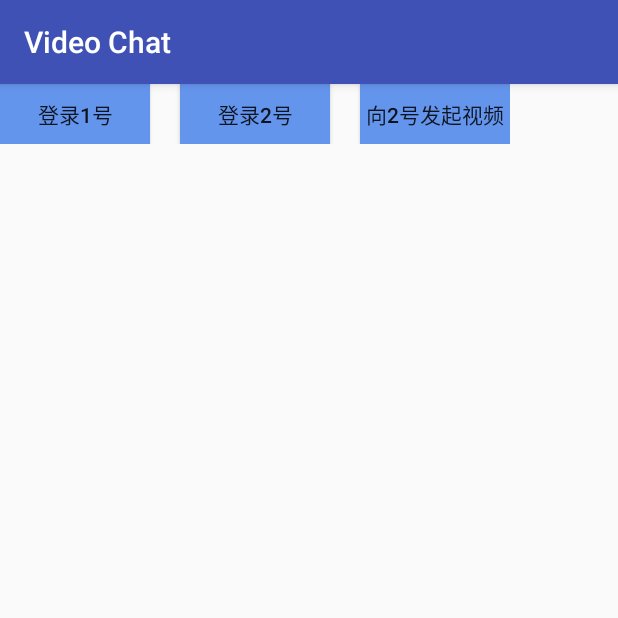
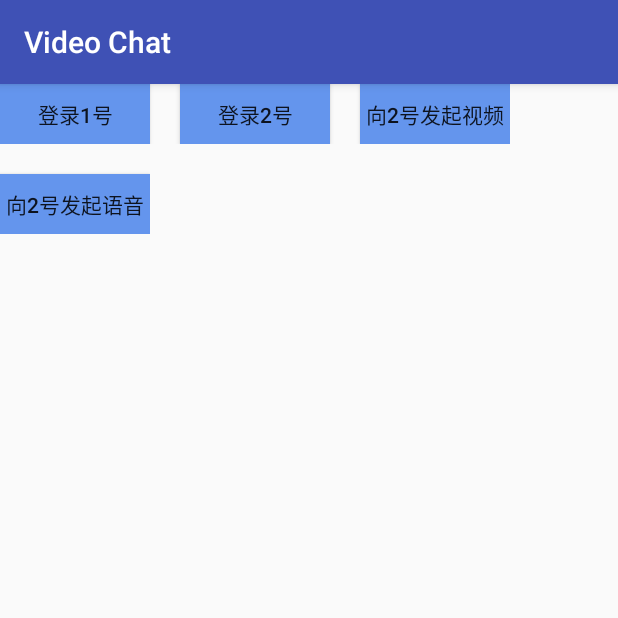
Before and after one commit to shichaoj/VideoChat, an Android app: the screen it shows after launch (LoginActivity), on a phone screen of 412 x 824 dp, the top half of it. Run offline under Robolectric (Android 15) with nearby library versions, the phone set to English and light mode, and no system bars; our stand-ins replace CircleImageView; 2 statements that could not run were skipped.

Commit message:
bug修复

```diff
--- a/videoChat/app/src/main/AndroidManifest.xml
+++ b/videoChat/app/src/main/AndroidManifest.xml
@@ -2,6 +2,8 @@
 <manifest xmlns:android="http://schemas.android.com/apk/res/android"
     package="com.backaudio.videochat">
 
+    <!-- 唤醒锁-->
+    <uses-permission android:name="android.permission.WAKE_LOCK"/>
 
     <!-- 权限声明 -->
     <!-- 访问网络状态-->
--- a/videoChat/app/src/main/java/com/backaudio/videochat/VideoChatApplication.java
+++ b/videoChat/app/src/main/java/com/backaudio/videochat/VideoChatApplication.java
@@ -6,6 +6,7 @@ import android.content.Context;
 import android.os.Environment;
 import android.text.TextUtils;
 
+import com.backaudio.videochat.login.LoginActivity;
 import com.netease.nim.avchatkit.AVChatKit;
 import com.netease.nim.avchatkit.config.AVChatOptions;
 import com.netease.nim.avchatkit.model.ITeamDataProvider;
@@ -59,8 +60,8 @@ public class VideoChatApplication extends Application {
 //                MainActivity.logout(context, true);
             }
         };
-//        avChatOptions.entranceActivity = WelcomeActivity.class;
-//        avChatOptions.notificationIconRes = R.drawable.ic_stat_notify_msg;
+        avChatOptions.entranceActivity = LoginActivity.class;
+        avChatOptions.notificationIconRes = R.drawable.ic_stat_notify_msg;
         AVChatKit.init(avChatOptions);
 
         // 初始化日志系统
--- a/videoChat/app/src/main/java/com/backaudio/videochat/login/LoginActivity.java
+++ b/videoChat/app/src/main/java/com/backaudio/videochat/login/LoginActivity.java
@@ -27,46 +27,35 @@ public class LoginActivity extends AppCompatActivity implements View.OnClickList
 
     private static final String TAG = LoginActivity.class.getSimpleName();
 
-    private AVChatCameraCapturer mVideoCapturer;
-    private AVChatData avChatData;
-
     //render
     private AVChatSurfaceViewRenderer smallRender;
     private AVChatSurfaceViewRenderer largeRender;
 
     private LinearLayout largeSizePreviewLayout;
     private Button btnLogin1, btnLogin2;
-    private Button btnCallVideo;
+    private Button btnCallVideo2, btnCallAudio2;
 
-
-    private CallStateEnum callingState;
 
     @Override
     protected void onCreate(Bundle savedInstanceState) {
         super.onCreate(savedInstanceState);
         setContentView(R.layout.activity_main);
-        init();
+        initView();
 
 
     }
 
-    private void init() {
+    private void initView() {
         btnLogin1 = findViewById(R.id.login1);
         btnLogin2 = findViewById(R.id.login2);
 
-
-        btnCallVideo = findViewById(R.id.call_video2);
-
-//        View surfaceView = findViewById(R.id.avchat_surface_layout);
-//
-//        largeSizePreviewLayout = surfaceView.findViewById(R.id.large_size_preview);
-//
-//        this.smallRender = new AVChatSurfaceViewRenderer(this);
-//        this.largeRender = new AVChatSurfaceViewRenderer(this);
+        btnCallVideo2 = findViewById(R.id.call_video2);
+        btnCallAudio2 = findViewById(R.id.call_audio2);
 
         btnLogin2.setOnClickListener(this);
         btnLogin1.setOnClickListener(this);
-        btnCallVideo.setOnClickListener(this);
+        btnCallVideo2.setOnClickListener(this);
+        btnCallAudio2.setOnClickListener(this);
     }
 
     public void doLogin1() {
@@ -150,6 +139,9 @@ public class LoginActivity extends AppCompatActivity implements View.OnClickList
             case R.id.call_video2:
                 startAudioVideoCall_1(AVChatType.VIDEO);
                 break;
+            case R.id.call_audio2:
+                startAudioVideoCall_1(AVChatType.AUDIO);
+                break;
             default:
                 break;
 
--- a/videoChat/app/src/main/res/layout/activity_main.xml
+++ b/videoChat/app/src/main/res/layout/activity_main.xml
@@ -7,6 +7,7 @@
     tools:context=".MainActivity">
 
     <LinearLayout
+        android:id="@+id/row_1"
         android:layout_width="wrap_content"
         android:layout_height="wrap_content">
         <Button
@@ -37,5 +38,22 @@
 
     </LinearLayout>
 
+    <LinearLayout
+        android:layout_width="wrap_content"
+        android:layout_height="wrap_content"
+        app:layout_constraintLeft_toLeftOf="parent"
+        app:layout_constraintTop_toBottomOf="@+id/row_1">
+
+        <Button
+            android:id="@+id/call_audio2"
+            android:layout_width="100dp"
+            android:layout_height="40dp"
+            android:layout_marginTop="20dp"
+            android:text="向2号发起语音"
+            android:background="#6495ED"
+            />
+
+    </LinearLayout>
+
 
 </android.support.constraint.ConstraintLayout>
```
Also changed, not shown: videoChat/app/src/main/res/drawable-xhdpi/ic_stat_notify_msg.png (added).
